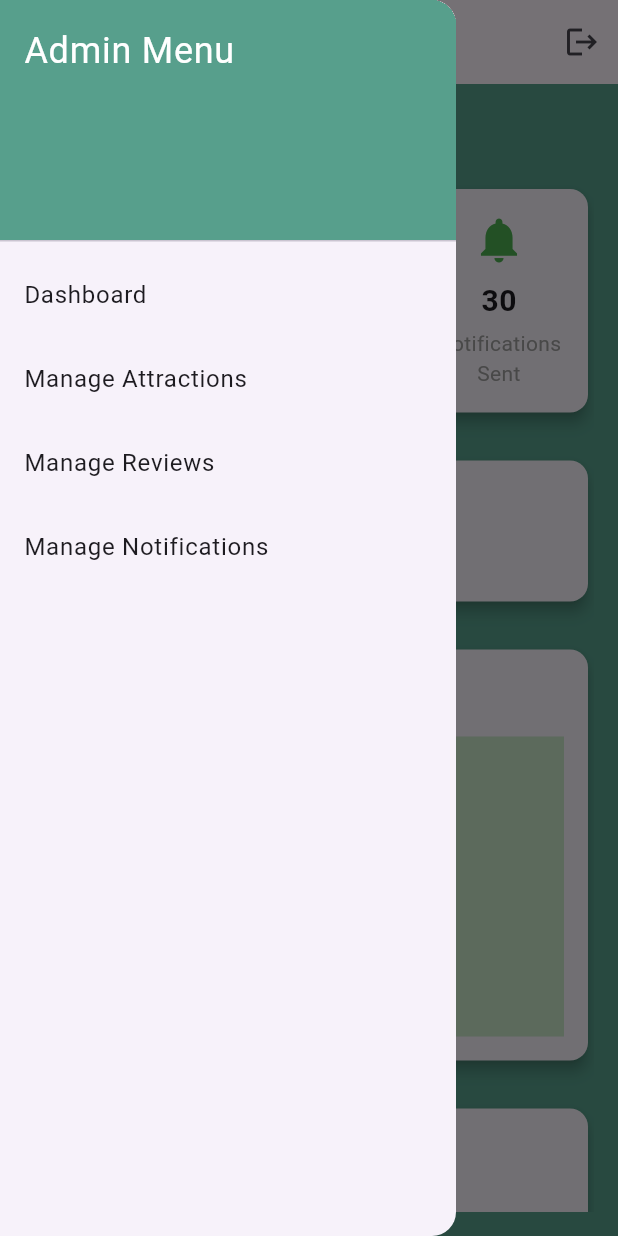
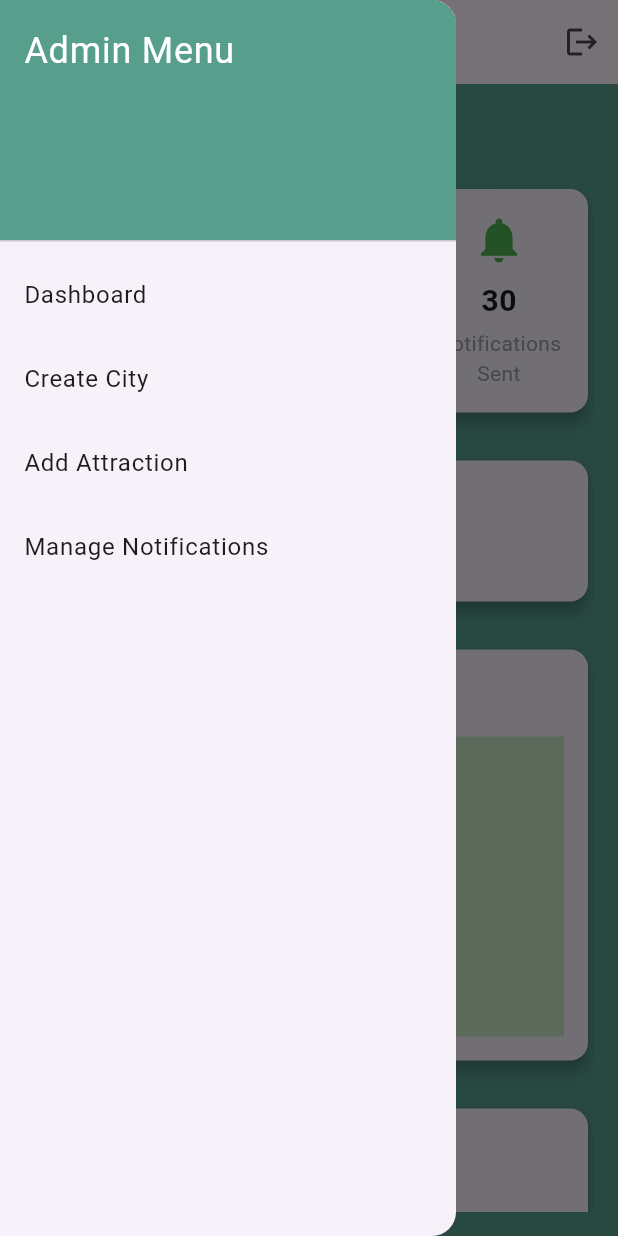
Before and after one commit to gerald023/city_guide, a Flutter app: the AdminDashboard screen opened by its route, with the side drawer open, on a phone screen of 412 x 824 dp. Run offline on Flutter 3.47's test engine with Material 3 defaults, Android fonts, the phone set to English and light mode, and no system bars; our stand-ins replace carousel_slider, cloud_firestore, firebase_auth, firebase_core, firebase_storage, flutter_riverpod and 8 more; missing offline and left inert: bottom_picker, cloudinary_flutter, cloudinary_url_gen; accounts and stored records are empty; network calls fail.

Commit message:
finishing touches

```diff
--- a/lib/admin/city/screen/create_city_screen.dart
+++ b/lib/admin/city/screen/create_city_screen.dart
@@ -195,7 +195,6 @@ class _CreateCityScreenState extends State<CreateCityScreen> {
                   },
                 ),
                    const SizedBox(height: 20,),
-                 Port Harcourt Pleasure Park is a public recreation park in Niger-Delta's oil rich garden city of Port Harcourt, Rivers State, Nigeria. It is strategically located along the major Aba Road, and flanked between the Army Barracks and Air Force base junction, on an expansive open land with 24-7-365 internal security
                 const SizedBox(height: 20,),
                         Wrap(
   spacing: 8.0,
--- a/lib/admin1/admin_dashboard.dart
+++ b/lib/admin1/admin_dashboard.dart
@@ -1,3 +1,5 @@
+import 'package:city_guide/admin/attractions/screens/add_attraction_list.dart';
+import 'package:city_guide/admin/city/screen/create_city_screen.dart';
 import 'package:flutter/material.dart';
 
 import 'dashboard_overview.dart';
@@ -17,9 +19,9 @@ class _AdminDashboardState extends State<AdminDashboard> {
 
   final List<Widget> _pages = [
     const DashboardOverview(),
-    ManageAttractions(),
-    const ManageReviews(),
-    const ManageNotifications(),
+    const CreateCityScreen(),
+    AddAttractionList(),
+    const CreateCityScreen()
   ];
 
   @override
@@ -27,7 +29,7 @@ class _AdminDashboardState extends State<AdminDashboard> {
     return Scaffold(
       backgroundColor: const Color(0xff579f8c),
       appBar: AppBar(
-        title: const Text('... DashBoard ...'),
+        title: const Text('Welcome, admin'),
         actions: [
           IconButton(
             icon: const Icon(Icons.logout),
@@ -54,11 +56,11 @@ class _AdminDashboardState extends State<AdminDashboard> {
               onTap: () => setState(() => _currentIndex = 0),
             ),
             ListTile(
-              title: const Text('Manage Attractions'),
+              title: const Text('Create City'),
               onTap: () => setState(() => _currentIndex = 1),
             ),
             ListTile(
-              title: const Text('Manage Reviews'),
+              title: const Text('Add Attraction'),
               onTap: () => setState(() => _currentIndex = 2),
             ),
             ListTile(
--- a/lib/admin1/dashboard_overview.dart
+++ b/lib/admin1/dashboard_overview.dart
@@ -1,6 +1,5 @@
 import 'package:flutter/material.dart';
 import 'package:cloud_firestore/cloud_firestore.dart';
-import 'package:chart_sparkline/chart_sparkline.dart';
 
 class DashboardOverview extends StatelessWidget {
   const DashboardOverview({super.key});
```
Also changed, not shown: pubspec.lock.
